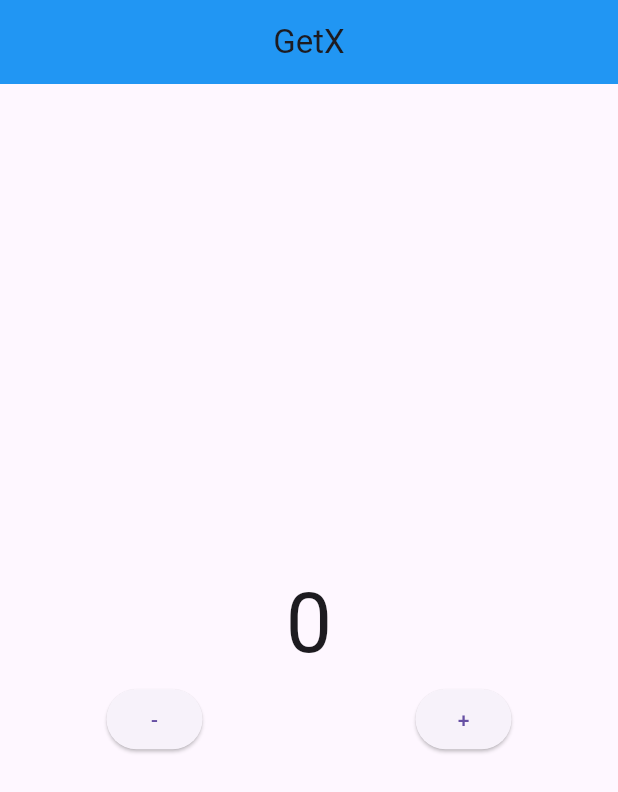
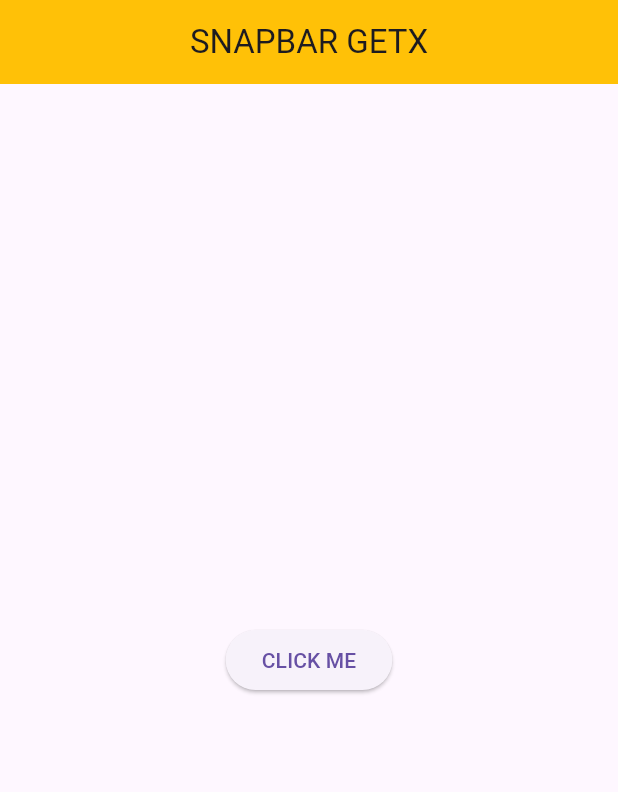
Before and after one commit to Suwandi-amin-sangaji/Flutter_State_Management_GetX, a Flutter app: the screen it shows after launch, on a phone screen of 412 x 824 dp. Shown: the top 792 px of the screen. Run offline on Flutter 3.47's test engine with Material 3 defaults, Android fonts, the phone set to English and light mode, and no system bars; our stand-ins replace get.

```diff
--- a/lib/main.dart
+++ b/lib/main.dart
@@ -11,66 +11,45 @@ class MyApp extends StatelessWidget {
   @override
   Widget build(BuildContext context) {
     return GetMaterialApp(
+      debugShowCheckedModeBanner: false,
       home: HomePage(),
     );
   }
 }
 
 class HomePage extends StatelessWidget {
-  final myController = Get.put(Controller());
+  const HomePage({super.key});
 
   @override
   Widget build(BuildContext context) {
-    print("INI AKAN DI RENDER SEMUA JIKA TIDAK ADA GETX");
     return Scaffold(
-      drawerEnableOpenDragGesture: false,
       appBar: AppBar(
-        backgroundColor: Colors.blue,
         centerTitle: true,
-        title: Text('GetX'),
+        backgroundColor: Colors.amber,
+        title: Text("SNAPBAR GETX"),
       ),
-      body: Column(
-        mainAxisAlignment: MainAxisAlignment.center,
-        children: [
-          Obx(
-            () {
-              print("INI AKAN DI RENDER KETIKA TIDAK ADA GETX");
-              return Text(
-                '${myController.data.value}',
-                style: TextStyle(fontSize: 55),
-              );
-            },
-          ),
-          Row(
-            mainAxisAlignment: MainAxisAlignment.spaceAround,
-            children: [
-              ElevatedButton(
-                onPressed: () {
-                  myController.decrement();
-                },
-                child: Text('-'),
-              ),
-              ElevatedButton(
-                onPressed: () {
-                  myController.increment();
-                },
-                child: Text('+'),
-              ),
-            ],
-          )
-        ],
+      body: Center(
+        child: ElevatedButton(
+          onPressed: () {
+            // ScaffoldMessenger.of(context).showSnackBar(
+            //   SnackBar(
+            //     content: Text("SNACKBAR"),
+            //     action: SnackBarAction(
+            //       label: "CANCEL",
+            //       onPressed: () {},
+            //     ),
+            //   ),
+            // );WS
+            Get.snackbar(
+              "Notifikasi",
+              "INI ADALAH SNACKBAR GETXS",
+              snackPosition: SnackPosition.BOTTOM,
+              backgroundColor: Colors.red,
+            );
+          },
+          child: Text("CLICK ME"),
+        ),
       ),
     );
   }
 }
-
-class Controller extends GetxController {
-  var data = 0.obs; //state yang akan selalu di panatau perubahannya.
-  increment() {
-    data = data + 1;
-  }
-
-  decrement() {
-    data = data - 1;
-  }
-}
```
